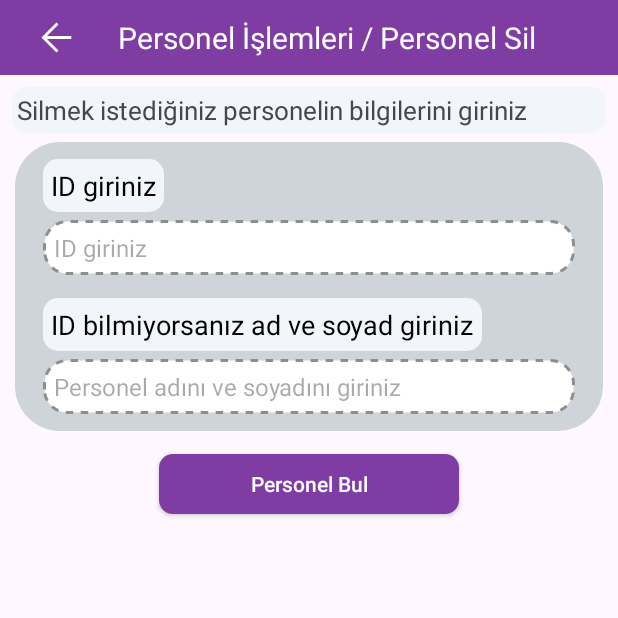
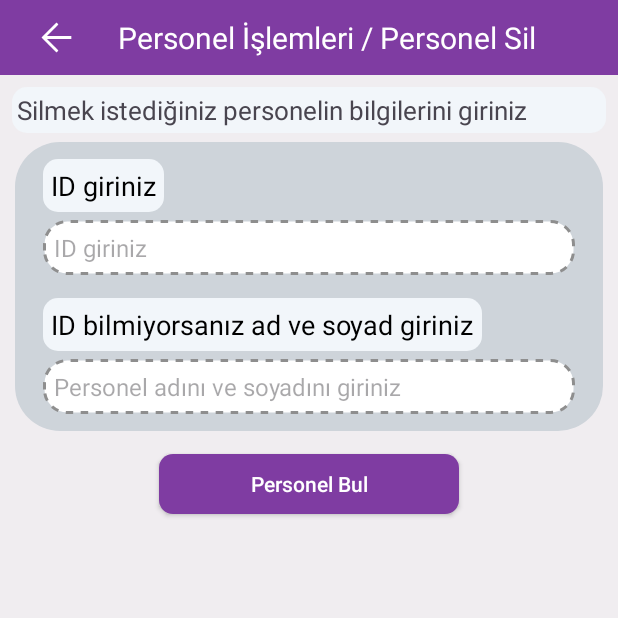
Before and after one commit to Mrvgucc/EnvanTrackAndroid, an Android app: the fragment PersonelSilFragment shown on its own in the app's theme, on a phone screen of 412 x 824 dp, the top half of it. Run offline under Robolectric (Android 15) with nearby library versions, the phone set to English and light mode, and no system bars; our stand-ins replace data binding.

Commit message:
personel silme apileri hazirlandi

```diff
--- a/app/src/main/java/com/example/designs/PersonelEkleFragment.java
+++ b/app/src/main/java/com/example/designs/PersonelEkleFragment.java
@@ -40,7 +40,6 @@ public class PersonelEkleFragment extends Fragment {
         tasarim.setPersonelEkleNesnesi(this); // xml deki nesneyi kurduk.
 
         Window window = getActivity().getWindow();
-        ;
         window.setStatusBarColor(ContextCompat.getColor(requireContext(), R.color.c3));
         window.setNavigationBarColor(ContextCompat.getColor(requireContext(), R.color.c6));
 
--- a/app/src/main/java/com/example/designs/PersonelSilFragment.java
+++ b/app/src/main/java/com/example/designs/PersonelSilFragment.java
@@ -2,12 +2,16 @@ package com.example.designs;
 
 import android.os.Bundle;
 
+import androidx.core.content.ContextCompat;
 import androidx.databinding.DataBindingUtil;
 import androidx.fragment.app.Fragment;
+import androidx.navigation.NavController;
+import androidx.navigation.Navigation;
 
 import android.view.LayoutInflater;
 import android.view.View;
 import android.view.ViewGroup;
+import android.view.Window;
 
 import com.example.designs.databinding.FragmentPersonelEkleBinding;
 import com.example.designs.databinding.FragmentPersonelSilBinding;
@@ -21,7 +25,20 @@ public class PersonelSilFragment extends Fragment {
                              Bundle savedInstanceState) {
         tasarim =  DataBindingUtil.inflate(inflater,R.layout.fragment_personel_sil, container, false);
 
+        String id = tasarim.editTextText.getText().toString();
+        String adSoyad = tasarim.editTextText2.getText().toString();
 
+        Window window = getActivity().getWindow();
+        window.setStatusBarColor(ContextCompat.getColor(requireContext(), R.color.c3));
+        window.setNavigationBarColor(ContextCompat.getColor(requireContext(), R.color.c6));
+
+        tasarim.imageView24.setOnClickListener(new View.OnClickListener() {
+            @Override
+            public void onClick(View v) {
+                NavController navController = Navigation.findNavController(v);
+                navController.popBackStack(); // Bir onceki sayfaya gecis
+            }
+        });
 
         return tasarim.getRoot();
     }
--- a/app/src/main/res/layout/fragment_personel_sil.xml
+++ b/app/src/main/res/layout/fragment_personel_sil.xml
@@ -1,4 +1,4 @@
-git<?xml version="1.0" encoding="utf-8"?>
+<?xml version="1.0" encoding="utf-8"?>
 <layout xmlns:android="http://schemas.android.com/apk/res/android"
     xmlns:app="http://schemas.android.com/apk/res-auto"
     xmlns:tools="http://schemas.android.com/tools">
@@ -12,7 +12,8 @@ git<?xml version="1.0" encoding="utf-8"?>
 <androidx.constraintlayout.widget.ConstraintLayout
     android:layout_width="match_parent"
     android:layout_height="match_parent"
-    tools:context=".PersonelSilFragment">
+    tools:context=".PersonelSilFragment"
+    android:background="@drawable/bg2">
 
     <LinearLayout
         android:id="@+id/linearLayout2"
@@ -20,7 +21,10 @@ git<?xml version="1.0" encoding="utf-8"?>
         android:layout_height="wrap_content"
         android:background="@color/c3"
         android:gravity="center"
-        android:orientation="horizontal">
+        android:orientation="horizontal"
+        app:layout_constraintEnd_toEndOf="parent"
+        app:layout_constraintStart_toStartOf="parent"
+        app:layout_constraintTop_toTopOf="parent">
 
         <ImageView
             android:id="@+id/imageView24"
@@ -140,5 +144,15 @@ git<?xml version="1.0" encoding="utf-8"?>
         app:layout_constraintStart_toStartOf="parent"
         app:layout_constraintTop_toBottomOf="@+id/scrollView2" />
 
+    <ScrollView
+        android:layout_width="match_parent"
+        android:layout_height="match_parent">
+
+        <LinearLayout
+            android:layout_width="match_parent"
+            android:layout_height="wrap_content"
+            android:orientation="vertical" />
+    </ScrollView>
+
 </androidx.constraintlayout.widget.ConstraintLayout>
 </layout>
```
Also changed, not shown: app/src/main/java/com/example/designs/Employee.java (added, +77 -0 lines), app/src/main/java/com/example/designs/MainManagerFragment.java (+7 -0 lines), app/src/main/java/com/example/designs/PersonelAramaResponse.java (added, +28 -0 lines), app/src/main/java/com/example/designs/methodInterface.java (+7 -0 lines), app/src/main/java/com/example/designs/personelSilRequest.java (added, +29 -0 lines), app/src/main/java/com/example/designs/personelSilRequest2.java (added, +17 -0 lines), app/src/main/res/navigation/navigation.xml (+8 -0 lines), app/src/main/res/drawable/delete.png (added).
